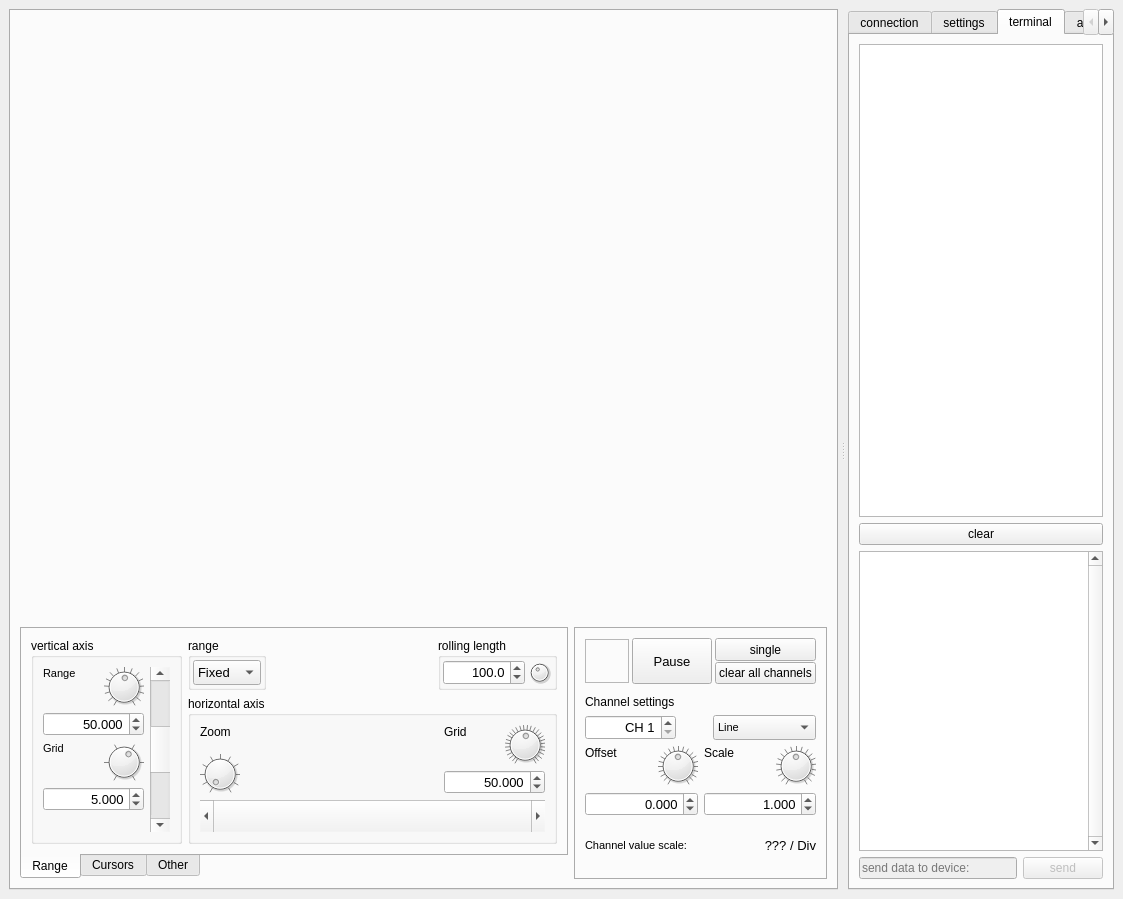
Old version of the form mainwindow.ui in the repository jirimaier/DataPlotter.
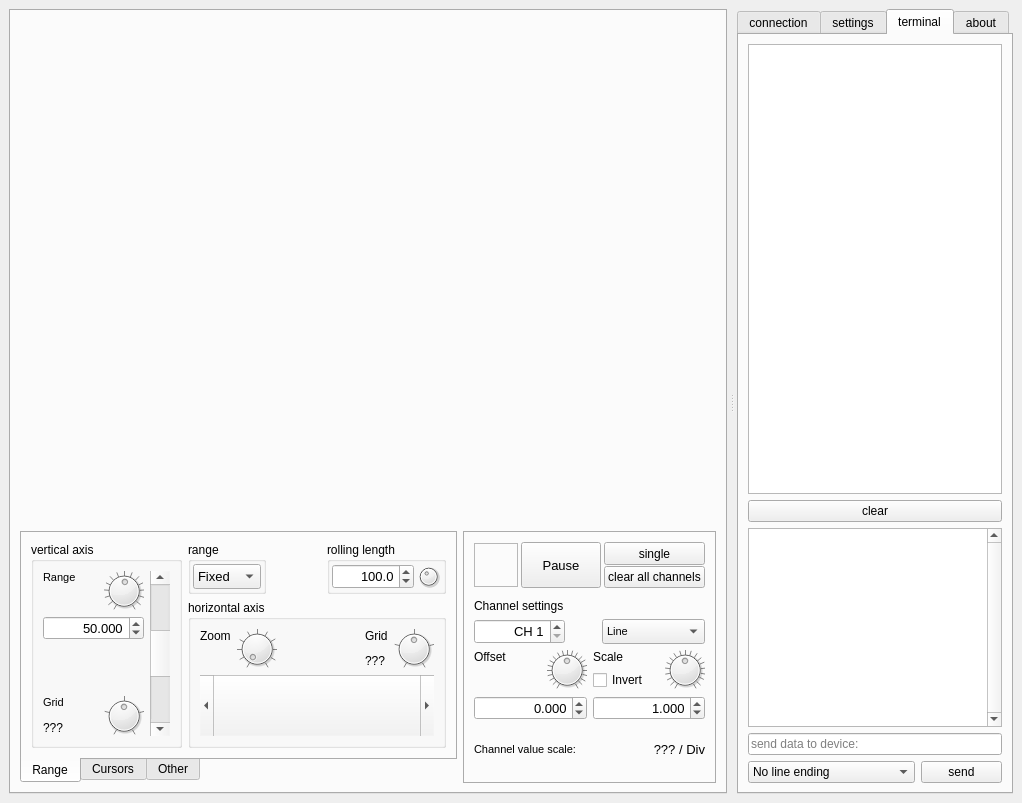
New version of the form. The open tabs and pages were chosen to show the change. Icons and pictures are not drawn. Custom widgets are drawn as their Qt base class.

Commit message: changed grid controlls

Patch:
```diff
--- a/mainwindow.ui
+++ b/mainwindow.ui
@@ -6,8 +6,8 @@
    <rect>
     <x>0</x>
     <y>0</y>
-    <width>1123</width>
-    <height>899</height>
+    <width>1022</width>
+    <height>803</height>
    </rect>
   </property>
   <property name="windowTitle">
@@ -126,39 +126,12 @@
                    </property>
                    <layout class="QHBoxLayout" name="horizontalLayout_7">
                     <item>
-                     <layout class="QVBoxLayout" name="verticalLayout" stretch="1,1,255">
+                     <layout class="QVBoxLayout" name="verticalLayout">
                       <item>
                        <layout class="QGridLayout" name="VRange">
                         <property name="spacing">
                          <number>5</number>
                         </property>
-                        <item row="0" column="0">
-                         <widget class="QLabel" name="label_3">
-                          <property name="font">
-                           <font>
-                            <pointsize>8</pointsize>
-                           </font>
-                          </property>
-                          <property name="frameShape">
-                           <enum>QFrame::NoFrame</enum>
-                          </property>
-                          <property name="frameShadow">
-                           <enum>QFrame::Plain</enum>
-                          </property>
-                          <property name="text">
-                           <string>Range</string>
-                          </property>
-                          <property name="alignment">
-                           <set>Qt::AlignLeading|Qt::AlignLeft|Qt::AlignTop</set>
-                          </property>
-                          <property name="wordWrap">
-                           <bool>true</bool>
-                          </property>
-                          <property name="buddy">
-                           <cstring>doubleSpinBoxRangeVerticalRange</cstring>
-                          </property>
-                         </widget>
-                        </item>
                         <item row="0" column="1">
                          <widget class="QDial" name="dialVerticalRange">
                           <property name="enabled">
@@ -253,115 +226,8 @@
                           </property>
                          </widget>
                         </item>
-                       </layout>
-                      </item>
-                      <item>
-                       <layout class="QGridLayout" name="VGrid">
-                        <property name="spacing">
-                         <number>5</number>
-                        </property>
-                        <item row="1" column="0" colspan="2">
-                         <widget class="QDoubleSpinBox" name="doubleSpinBoxRangeVerticalDiv">
-                          <property name="sizePolicy">
-                           <sizepolicy hsizetype="Preferred" vsizetype="Preferred">
-                            <horstretch>0</horstretch>
-                            <verstretch>0</verstretch>
-                           </sizepolicy>
-                          </property>
-                          <property name="minimumSize">
-                           <size>
-                            <width>0</width>
-                            <height>0</height>
-                           </size>
-                          </property>
-                          <property name="maximumSize">
-                           <size>
-                            <width>16777215</width>
-                            <height>16777215</height>
-                           </size>
-                          </property>
-                          <property name="font">
-                           <font>
-                            <pointsize>10</pointsize>
-                           </font>
-                          </property>
-                          <property name="alignment">
-                           <set>Qt::AlignRight|Qt::AlignTrailing|Qt::AlignVCenter</set>
-                          </property>
-                          <property name="readOnly">
-                           <bool>false</bool>
-                          </property>
-                          <property name="suffix">
-                           <string/>
-                          </property>
-                          <property name="decimals">
-                           <number>3</number>
-                          </property>
-                          <property name="minimum">
-                           <double>-1000000.000000000000000</double>
-                          </property>
-                          <property name="maximum">
-                           <double>1000000.000000000000000</double>
-                          </property>
-                          <property name="stepType">
-                           <enum>QAbstractSpinBox::AdaptiveDecimalStepType</enum>
-                          </property>
-                          <property name="value">
-                           <double>5.000000000000000</double>
-                          </property>
-                         </widget>
-                        </item>
-                        <item row="0" column="1">
-                         <widget class="QDial" name="dialVerticalDiv">
-                          <property name="sizePolicy">
-                           <sizepolicy hsizetype="Fixed" vsizetype="Fixed">
-                            <horstretch>0</horstretch>
-                            <verstretch>0</verstretch>
-                           </sizepolicy>
-                          </property>
-                          <property name="minimumSize">
-                           <size>
-                            <width>40</width>
-                            <height>40</height>
-                           </size>
-                          </property>
-                          <property name="maximumSize">
-                           <size>
-                            <width>40</width>
-                            <height>40</height>
-                           </size>
-                          </property>
-                          <property name="autoFillBackground">
-                           <bool>false</bool>
-                          </property>
-                          <property name="minimum">
-                           <number>8</number>
-                          </property>
-                          <property name="maximum">
-                           <number>13</number>
-                          </property>
-                          <property name="pageStep">
-                           <number>1</number>
-                          </property>
-                          <property name="value">
-                           <number>11</number>
-                          </property>
-                          <property name="invertedControls">
-                           <bool>false</bool>
-                          </property>
-                          <property name="wrapping">
-                           <bool>false</bool>
-                          </property>
-                          <property name="notchTarget">
-                           <double>1.000000000000000</double>
-                          </property>
-                          <property name="notchesVisible">
-                           <bool>true</bool>
-                          </property>
-                         </widget>
-                        </item>
                         <item row="0" column="0">
-                         <widget class="QLabel" name="label_4">
+                         <widget class="QLabel" name="label_3">
                           <property name="font">
                            <font>
                             <pointsize>8</pointsize>
@@ -370,11 +236,11 @@
                           <property name="frameShape">
                            <enum>QFrame::NoFrame</enum>
                           </property>
+                          <property name="frameShadow">
+                           <enum>QFrame::Plain</enum>
+                          </property>
                           <property name="text">
-                           <string>Grid</string>
-                          </property>
-                          <property name="scaledContents">
-                           <bool>false</bool>
+                           <string>Range</string>
                           </property>
                           <property name="alignment">
                            <set>Qt::AlignLeading|Qt::AlignLeft|Qt::AlignTop</set>
@@ -383,7 +249,7 @@
                            <bool>true</bool>
                           </property>
                           <property name="buddy">
-                           <cstring>doubleSpinBoxRangeVerticalDiv</cstring>
+                           <cstring>doubleSpinBoxRangeVerticalRange</cstring>
                           </property>
                          </widget>
                         </item>
@@ -394,17 +260,102 @@
                         <property name="orientation">
                          <enum>Qt::Vertical</enum>
                         </property>
-                        <property name="sizeType">
-                         <enum>QSizePolicy::Minimum</enum>
-                        </property>
                         <property name="sizeHint" stdset="0">
                          <size>
                           <width>20</width>
-                          <height>0</height>
+                          <height>40</height>
                          </size>
                         </property>
                        </spacer>
                       </item>
+                      <item>
+                       <layout class="QHBoxLayout" name="horizontalLayout_15">
+                        <item>
+                         <layout class="QVBoxLayout" name="verticalLayout_3">
+                          <item>
+                           <widget class="QLabel" name="label_4">
+                            <property name="font">
+                             <font>
+                              <pointsize>8</pointsize>
+                             </font>
+                            </property>
+                            <property name="frameShape">
+                             <enum>QFrame::NoFrame</enum>
+                            </property>
+                            <property name="text">
+                             <string>Grid</string>
+                            </property>
+                            <property name="scaledContents">
+                             <bool>false</bool>
+                            </property>
+                            <property name="alignment">
+                             <set>Qt::AlignLeading|Qt::AlignLeft|Qt::AlignTop</set>
+                            </property>
+                            <property name="wordWrap">
+                             <bool>true</bool>
+                            </property>
+                           </widget>
+                          </item>
+                          <item>
+                           <widget class="QLabel" name="labelVDiv">
+                            <property name="text">
+                             <string notr="true">???</string>
+                            </property>
+                           </widget>
+                          </item>
+                         </layout>
+                        </item>
+                        <item>
+                         <widget class="QDial" name="dialVerticalDiv">
+                          <property name="sizePolicy">
+                           <sizepolicy hsizetype="Fixed" vsizetype="Fixed">
+                            <horstretch>0</horstretch>
+                            <verstretch>0</verstretch>
+                           </sizepolicy>
+                          </property>
+                          <property name="minimumSize">
+                           <size>
+                            <width>40</width>
+                            <height>40</height>
+                           </size>
+                          </property>
+                          <property name="maximumSize">
+                           <size>
+                            <width>40</width>
+                            <height>40</height>
+                           </size>
+                          </property>
+                          <property name="autoFillBackground">
+                           <bool>false</bool>
+                          </property>
+                          <property name="minimum">
+                           <number>-6</number>
+                          </property>
+                          <property name="maximum">
+                           <number>-2</number>
+                          </property>
+                          <property name="pageStep">
+                           <number>1</number>
+                          </property>
+                          <property name="value">
+                           <number>-4</number>
+                          </property>
+                          <property name="invertedControls">
+                           <bool>false</bool>
+                          </property>
+                          <property name="wrapping">
+                           <bool>false</bool>
+                          </property>
+                          <property name="notchTarget">
+                           <double>1.000000000000000</double>
+                          </property>
+                          <property name="notchesVisible">
+                           <bool>true</bool>
+                          </property>
+                         </widget>
+                        </item>
+                       </layout>
+                      </item>
                      </layout>
                     </item>
                     <item>
@@ -713,10 +664,6 @@
                       <item>
                        <layout class="QHBoxLayout" name="horizontalLayout_9">
                         <item>
-                         <layout class="QGridLayout" name="gridLayout_3">
-                          <item row="0" column="0">
-                           <layout class="QVBoxLayout" name="verticalLayout_3">
-                            <item>
                              <widget class="QLabel" name="label_5">
                               <property name="text">
                                <string>Zoom</string>
@@ -787,10 +734,6 @@
                               </property>
                              </widget>
                             </item>
-                           </layout>
-                          </item>
-                         </layout>
-                        </item>
                         <item>
                          <spacer name="horizontalSpacer_2">
                           <property name="orientation">
@@ -799,63 +742,14 @@
                           <property name="sizeHint" stdset="0">
                            <size>
                             <width>40</width>
-                            <height>1</height>
+                            <height>20</height>
                            </size>
                           </property>
                          </spacer>
                         </item>
                         <item>
-                         <layout class="QGridLayout" name="HGrid">
-                          <property name="spacing">
-                           <number>5</number>
-                          </property>
-                          <item row="0" column="1">
-                           <widget class="QDial" name="dialhorizontalDiv">
-                            <property name="sizePolicy">
-                             <sizepolicy hsizetype="Fixed" vsizetype="Fixed">
-                              <horstretch>0</horstretch>
-                              <verstretch>0</verstretch>
-                             </sizepolicy>
-                            </property>
-                            <property name="minimumSize">
-                             <size>
-                              <width>40</width>
-                              <height>40</height>
-                             </size>
-                            </property>
-                            <property name="maximumSize">
-                             <size>
-                              <width>40</width>
-                              <height>40</height>
-                             </size>
-                            </property>
-                            <property name="autoFillBackground">
-                             <bool>false</bool>
-                            </property>
-                            <property name="minimum">
-                             <number>0</number>
-                            </property>
-                            <property name="maximum">
-                             <number>27</number>
-                            </property>
-                            <property name="pageStep">
-                             <number>1</number>
-                            </property>
-                            <property name="value">
-                             <number>14</number>
-                            </property>
-                            <property name="invertedControls">
-                             <bool>false</bool>
-                            </property>
-                            <property name="notchTarget">
-                             <double>1.000000000000000</double>
-                            </property>
-                            <property name="notchesVisible">
-                             <bool>true</bool>
-                            </property>
-                           </widget>
-                          </item>
-                          <item row="0" column="0">
+                         <layout class="QVBoxLayout" name="verticalLayout_14">
+                          <item>
                            <widget class="QLabel" name="label_6">
                             <property name="text">
                              <string>Grid</string>
@@ -868,58 +762,60 @@
                             </property>
                            </widget>
                           </item>
-                          <item row="1" column="0" colspan="2">
-                           <widget class="QDoubleSpinBox" name="doubleSpinBoxRangeHorizontalDiv">
+                          <item>
+                           <widget class="QLabel" name="labelHDiv">
+                            <property name="text">
+                             <string notr="true">???</string>
+                            </property>
+                           </widget>
+                          </item>
+                         </layout>
+                        </item>
+                        <item>
+                         <widget class="QDial" name="dialhorizontalDiv">
                             <property name="sizePolicy">
-                             <sizepolicy hsizetype="Preferred" vsizetype="Preferred">
+                           <sizepolicy hsizetype="Fixed" vsizetype="Fixed">
                               <horstretch>0</horstretch>
                               <verstretch>0</verstretch>
                              </sizepolicy>
                             </property>
                             <property name="minimumSize">
                              <size>
-                              <width>0</width>
-                              <height>0</height>
+                            <width>40</width>
+                            <height>40</height>
                              </size>
                             </property>
                             <property name="maximumSize">
                              <size>
-                              <width>16777215</width>
-                              <height>16777215</height>
-                             </size>
-                            </property>
-                            <property name="font">
-                             <font>
-                              <pointsize>10</pointsize>
-                             </font>
-                            </property>
-                            <property name="alignment">
-                             <set>Qt::AlignRight|Qt::AlignTrailing|Qt::AlignVCenter</set>
-                            </property>
-                            <property name="readOnly">
+                            <width>40</width>
+                            <height>40</height>
+                           </size>
+                          </property>
+                          <property name="autoFillBackground">
                              <bool>false</bool>
                             </property>
-                            <property name="suffix">
-                             <string/>
-                            </property>
-                            <property name="decimals">
-                             <number>3</number>
-                            </property>
                             <property name="minimum">
-                             <double>-1000000.000000000000000</double>
+                           <number>-6</number>
                             </property>
                             <property name="maximum">
-                             <double>1000000.000000000000000</double>
-                            </property>
-                            <property name="stepType">
-                             <enum>QAbstractSpinBox::AdaptiveDecimalStepType</enum>
+                           <number>-2</number>
+                          </property>
+                          <property name="pageStep">
+                           <number>1</number>
                             </property>
                             <property name="value">
-                             <double>50.000000000000000</double>
-                            </property>
-                           </widget>
-                          </item>
-                         </layout>
+                           <number>-4</number>
+                          </property>
+                          <property name="invertedControls">
+                           <bool>false</bool>
+                          </property>
+                          <property name="notchTarget">
+                           <double>1.000000000000000</double>
+                          </property>
+                          <property name="notchesVisible">
+                           <bool>true</bool>
+                          </property>
+                         </widget>
                         </item>
                        </layout>
                       </item>
@@ -1737,19 +1633,6 @@
                  </item>
                  <item>
                   <layout class="QGridLayout" name="gridLayout_10">
-                   <item row="0" column="0">
-                    <widget class="QLabel" name="label_9">
-                     <property name="text">
-                      <string>Scale</string>
-                     </property>
-                     <property name="alignment">
-                      <set>Qt::AlignLeading|Qt::AlignLeft|Qt::AlignTop</set>
-                     </property>
-                     <property name="buddy">
-                      <cstring>doubleSpinBoxChScale</cstring>
-                     </property>
-                    </widget>
-                   </item>
                    <item row="0" column="1">
                     <widget class="QDial" name="dialChScale">
                      <property name="enabled">
@@ -1831,7 +1714,7 @@
                       <number>3</number>
                      </property>
                      <property name="minimum">
-                      <double>0.001000000000000</double>
+                      <double>-1000000.000000000000000</double>
                      </property>
                      <property name="maximum">
                       <double>1000000.000000000000000</double>
@@ -1844,6 +1727,30 @@
                      </property>
                     </widget>
                    </item>
+                   <item row="0" column="0">
+                    <layout class="QVBoxLayout" name="verticalLayout_15">
+                     <item>
+                      <widget class="QLabel" name="label_9">
+                       <property name="text">
+                        <string>Scale</string>
+                       </property>
+                       <property name="alignment">
+                        <set>Qt::AlignLeading|Qt::AlignLeft|Qt::AlignTop</set>
+                       </property>
+                       <property name="buddy">
+                        <cstring>doubleSpinBoxChScale</cstring>
+                       </property>
+                      </widget>
+                     </item>
+                     <item>
+                      <widget class="QCheckBox" name="checkBoxChInvert">
+                       <property name="text">
+                        <string>Invert</string>
+                       </property>
+                      </widget>
+                     </item>
+                    </layout>
+                   </item>
                   </layout>
                  </item>
                 </layout>
@@ -1908,10 +1815,10 @@
         </size>
        </property>
        <property name="currentIndex">
-        <number>0</number>
+        <number>2</number>
        </property>
        <property name="usesScrollButtons">
-        <bool>true</bool>
+        <bool>false</bool>
        </property>
        <widget class="QWidget" name="tab_7">
         <attribute name="title">
@@ -2224,7 +2131,7 @@
             <item row="2" column="0" colspan="2">
              <widget class="QDoubleSpinBox" name="doubleSpinBoxBinarydataMax">
               <property name="prefix">
-               <string notr="true">0xFF = </string>
+               <string notr="true">Max (0xFF): </string>
               </property>
               <property name="suffix">
                <string notr="true"/>
@@ -2315,8 +2222,18 @@
             </item>
             <item row="3" column="0" colspan="2">
              <widget class="QDoubleSpinBox" name="doubleSpinBoxBinaryDataMin">
+              <property name="font">
+               <font>
+                <family>MS Shell Dlg 2</family>
+                <weight>50</weight>
+                <bold>false</bold>
+               </font>
+              </property>
               <property name="prefix">
-               <string notr="true">0x00 = </string>
+               <string notr="true">Min (0x00): </string>
+              </property>
+              <property name="suffix">
+               <string notr="true"/>
               </property>
               <property name="minimum">
                <double>-1000000.000000000000000</double>
@@ -2435,7 +2352,7 @@
             </font>
            </property>
            <property name="focusPolicy">
-            <enum>Qt::StrongFocus</enum>
+            <enum>Qt::NoFocus</enum>
            </property>
            <property name="contextMenuPolicy">
             <enum>Qt::NoContextMenu</enum>
@@ -2501,33 +2418,66 @@
            <property name="verticalScrollBarPolicy">
             <enum>Qt::ScrollBarAlwaysOn</enum>
            </property>
+           <property name="tabChangesFocus">
+            <bool>true</bool>
+           </property>
            <property name="readOnly">
             <bool>true</bool>
            </property>
           </widget>
          </item>
          <item>
-          <layout class="QHBoxLayout" name="horizontalLayout_15">
+          <layout class="QGridLayout" name="gridLayout_4">
+           <item row="2" column="2">
+            <widget class="QPushButton" name="pushButtonSendCommand">
+             <property name="enabled">
+              <bool>true</bool>
+             </property>
+             <property name="text">
+              <string>send</string>
+             </property>
+            </widget>
+           </item>
+           <item row="2" column="0" colspan="2">
+            <widget class="QComboBox" name="comboBoxLineEnding">
+             <property name="minimumSize">
+              <size>
+               <width>80</width>
+               <height>0</height>
+              </size>
+             </property>
            <item>
+              <property name="text">
+               <string>No line ending</string>
+              </property>
+             </item>
+             <item>
+              <property name="text">
+               <string>New line</string>
+              </property>
+             </item>
+             <item>
+              <property name="text">
+               <string>Carriage return</string>
+              </property>
+             </item>
+             <item>
+              <property name="text">
+               <string>CR LF</string>
+              </property>
+             </item>
+            </widget>
+           </item>
+           <item row="0" column="0" colspan="3">
             <widget class="QLineEdit" name="lineEditCommand">
              <property name="enabled">
-              <bool>false</bool>
+              <bool>true</bool>
              </property>
              <property name="placeholderText">
               <string>send data to device:</string>
              </property>
             </widget>
            </item>
-           <item>
-            <widget class="QPushButton" name="pushButtonSendCommand">
-             <property name="enabled">
-              <bool>false</bool>
-             </property>
-             <property name="text">
-              <string>send</string>
-             </property>
-            </widget>
-           </item>
           </layout>
          </item>
         </layout>
```
Left out of the diff: 114 changed lines with no effect on the pictures. Lines whose indentation alone changed are shown as unchanged. The commit also changes 10 other files.
